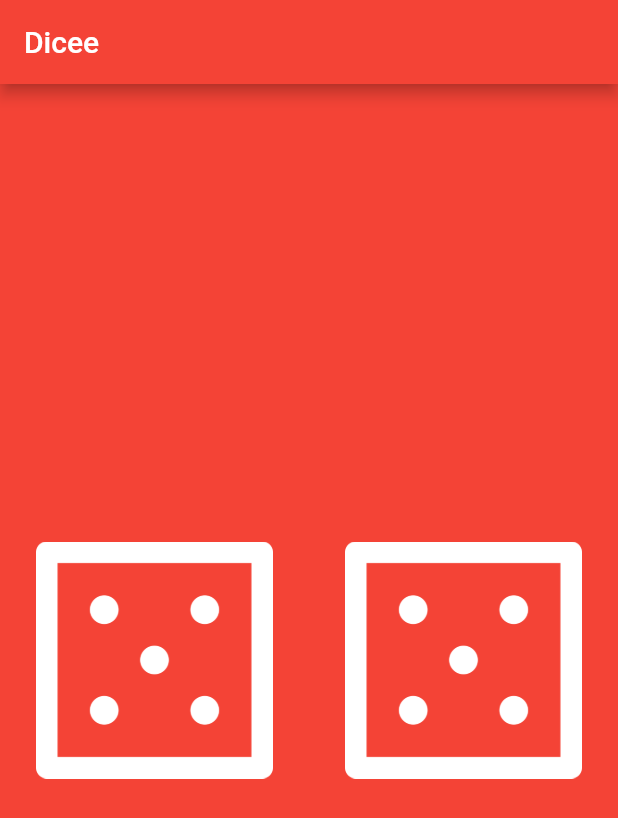
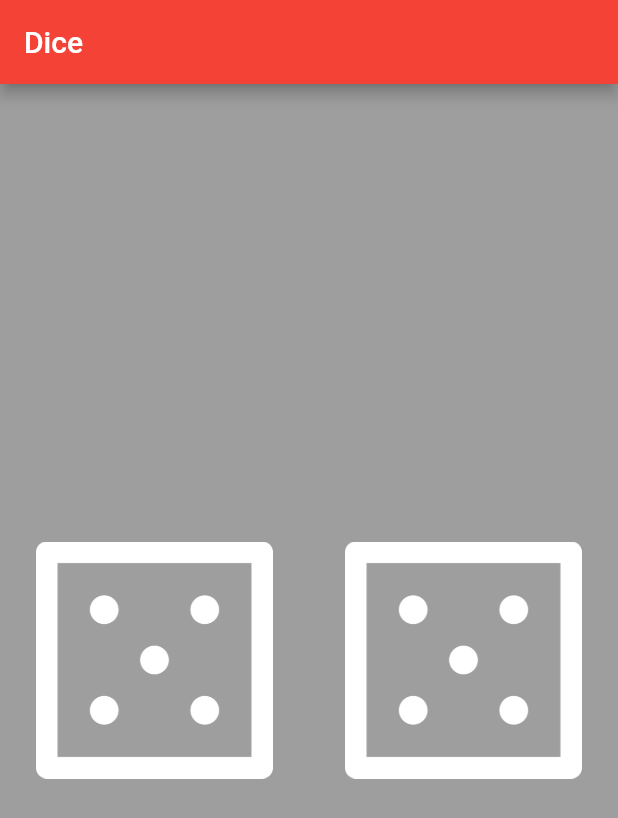
Before and after one commit to lyledane/dice, a Flutter app: the screen it shows after launch, on a phone screen of 412 x 824 dp. Shown: the top 818 px of the screen. Run offline on Flutter 3.47's test engine with Material 2 defaults, Android fonts, the phone set to English and light mode, and no system bars.

Commit message:
made changes with the branch

```diff
--- a/lib/main.dart
+++ b/lib/main.dart
@@ -5,9 +5,9 @@ void main() {
   return runApp(
     MaterialApp(
       home: Scaffold(
-        backgroundColor: Colors.red,
+        backgroundColor: Colors.grey,
         appBar: AppBar(
-          title: Text('Dicee'),
+          title: Text('Dice'),
           backgroundColor: Colors.red,
         ),
         body: DicePage(),
```
